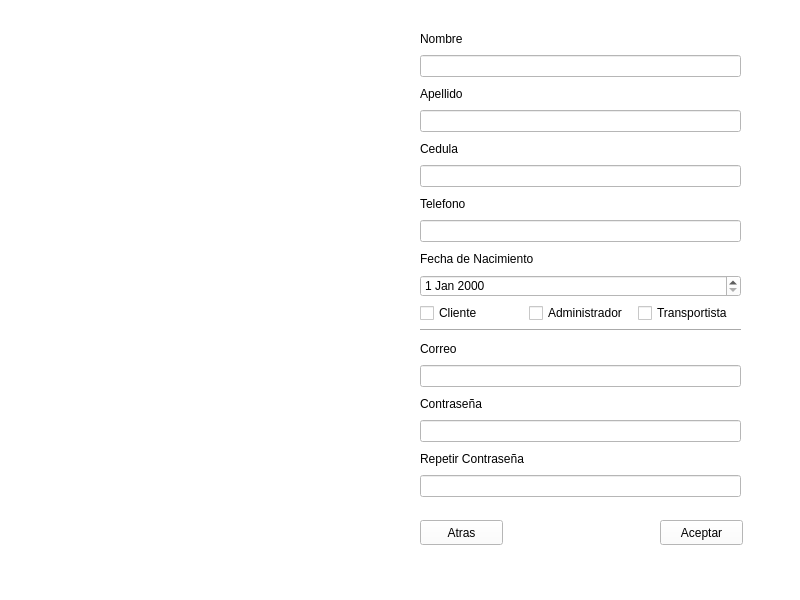
barreto-exe/Delivender, file pantalla_registro.ui: the form before one commit.
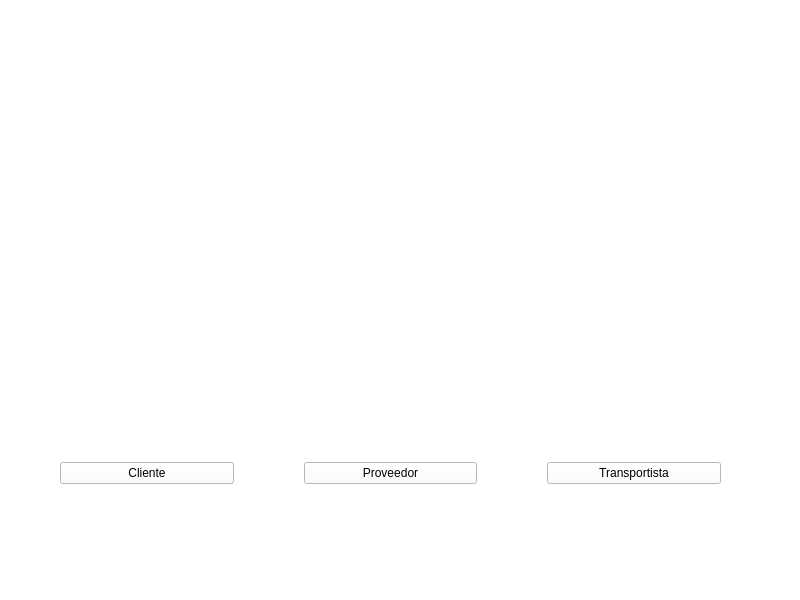
The form after the commit. Icons and pictures are not drawn.

Commit message:
Correcciones en pantallas del registro
Con imagenes añadidas

The edit to the form file:
```diff
--- a/pantalla_registro.ui
+++ b/pantalla_registro.ui
@@ -29,7 +29,114 @@
     <number>0</number>
    </property>
    <widget class="QWidget" name="seleccion_usuario">
-    <widget class="QPushButton" name="btnAceptar">
+    <widget class="QLabel" name="cliente_foto">
+     <property name="geometry">
+      <rect>
+       <x>50</x>
+       <y>150</y>
+       <width>191</width>
+       <height>291</height>
+      </rect>
+     </property>
+     <property name="text">
+      <string/>
+     </property>
+     <property name="pixmap">
+      <pixmap resource="res.qrc">:/resources/imagenes/cliente.jpg</pixmap>
+     </property>
+     <property name="scaledContents">
+      <bool>false</bool>
+     </property>
+     <property name="alignment">
+      <set>Qt::AlignRight|Qt::AlignTrailing|Qt::AlignVCenter</set>
+     </property>
+     <property name="wordWrap">
+      <bool>false</bool>
+     </property>
+    </widget>
+    <widget class="QLabel" name="prov_foto">
+     <property name="geometry">
+      <rect>
+       <x>290</x>
+       <y>220</y>
+       <width>196</width>
+       <height>221</height>
+      </rect>
+     </property>
+     <property name="text">
+      <string/>
+     </property>
+     <property name="pixmap">
+      <pixmap resource="res.qrc">:/resources/imagenes/proveedor.jpg</pixmap>
+     </property>
+     <property name="scaledContents">
+      <bool>true</bool>
+     </property>
+     <property name="alignment">
+      <set>Qt::AlignCenter</set>
+     </property>
+    </widget>
+    <widget class="QLabel" name="transp_foto">
+     <property name="geometry">
+      <rect>
+       <x>530</x>
+       <y>220</y>
+       <width>196</width>
+       <height>211</height>
+      </rect>
+     </property>
+     <property name="text">
+      <string/>
+     </property>
+     <property name="pixmap">
+      <pixmap resource="res.qrc">:/resources/imagenes/transportista.jpg</pixmap>
+     </property>
+     <property name="scaledContents">
+      <bool>true</bool>
+     </property>
+     <property name="alignment">
+      <set>Qt::AlignHCenter|Qt::AlignTop</set>
+     </property>
+    </widget>
+    <widget class="QWidget" name="">
+     <property name="geometry">
+      <rect>
+       <x>60</x>
+       <y>460</y>
+       <width>661</width>
+       <height>27</height>
+      </rect>
+     </property>
+     <layout class="QHBoxLayout" name="horizontalLayout_2">
+      <property name="spacing">
+       <number>70</number>
+      </property>
+      <item>
+       <widget class="QPushButton" name="btnCliente">
+        <property name="text">
+         <string>Cliente</string>
+        </property>
+       </widget>
+      </item>
+      <item>
+       <widget class="QPushButton" name="btnProveedor">
+        <property name="text">
+         <string>Proveedor</string>
+        </property>
+       </widget>
+      </item>
+      <item>
+       <widget class="QPushButton" name="btnTransp">
+        <property name="text">
+         <string>Transportista</string>
+        </property>
+       </widget>
+      </item>
+     </layout>
+    </widget>
+   </widget>
+   <widget class="QWidget" name="registro_persona">
+    <widget class="QPushButton" name="btnAceptarPersona">
      <property name="geometry">
       <rect>
        <x>660</x>
@@ -42,7 +149,7 @@
       <string>Aceptar</string>
      </property>
     </widget>
-    <widget class="QPushButton" name="atrasRegistro">
+    <widget class="QPushButton" name="atrasRegistroPersona">
      <property name="geometry">
       <rect>
        <x>420</x>
@@ -59,12 +166,15 @@
      <property name="geometry">
       <rect>
        <x>420</x>
-       <y>28</y>
+       <y>60</y>
        <width>321</width>
-       <height>469</height>
+       <height>451</height>
       </rect>
      </property>
      <layout class="QVBoxLayout" name="verticalLayout">
+      <property name="spacing">
+       <number>6</number>
+      </property>
       <item>
        <widget class="QLabel" name="label_4">
         <property name="text">
@@ -88,7 +198,7 @@
       <item>
        <widget class="QLabel" name="label_6">
         <property name="text">
-         <string>Cedula</string>
+         <string>Cédula</string>
         </property>
        </widget>
       </item>
@@ -98,7 +208,7 @@
       <item>
        <widget class="QLabel" name="label_7">
         <property name="text">
-         <string>Telefono</string>
+         <string>Teléfono</string>
         </property>
        </widget>
       </item>
@@ -113,32 +223,28 @@
        </widget>
       </item>
       <item>
-       <widget class="QDateEdit" name="dateEdit"/>
-      </item>
-      <item>
-       <layout class="QHBoxLayout" name="horizontalLayout">
-        <item>
-         <widget class="QCheckBox" name="checkCliente">
-          <property name="text">
-           <string>Cliente</string>
-          </property>
-         </widget>
-        </item>
-        <item>
-         <widget class="QCheckBox" name="checkAdmin">
-          <property name="text">
-           <string>Administrador</string>
-          </property>
-         </widget>
-        </item>
-        <item>
-         <widget class="QCheckBox" name="checkTransp">
-          <property name="text">
-           <string>Transportista</string>
-          </property>
-         </widget>
-        </item>
-       </layout>
+       <widget class="QDateEdit" name="fechaNac">
+        <property name="maximumDate">
+         <date>
+          <year>2021</year>
+          <month>12</month>
+          <day>31</day>
+         </date>
+        </property>
+        <property name="minimumDate">
+         <date>
+          <year>1940</year>
+          <month>9</month>
+          <day>14</day>
+         </date>
+        </property>
+        <property name="displayFormat">
+         <string>dd / MM / yyyy</string>
+        </property>
+        <property name="calendarPopup">
+         <bool>true</bool>
+        </property>
+       </widget>
       </item>
       <item>
        <widget class="Line" name="line">
```
Left out of the diff: 12 changed lines with no effect on the pictures. The commit also changes 9 other files.
